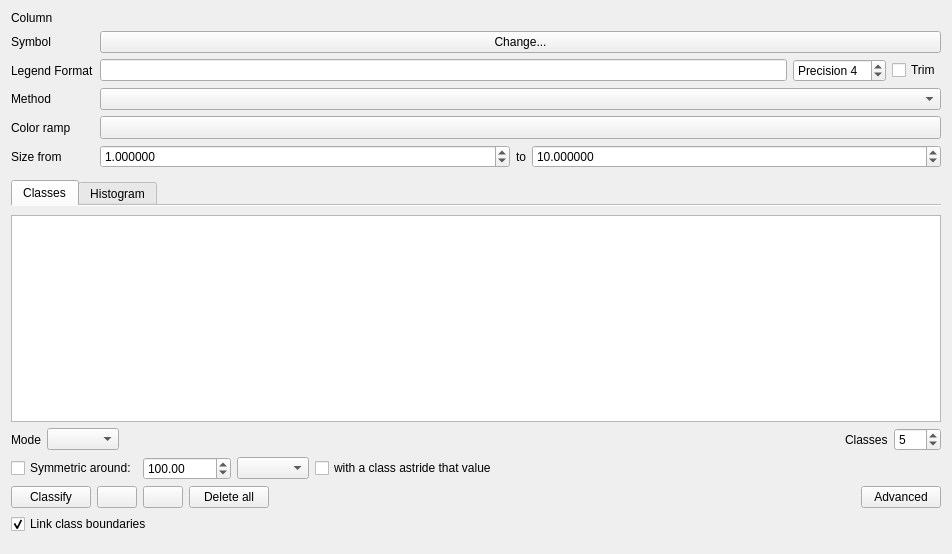
The window that src/ui/qgsgraduatedsymbolrendererv2widget.ui (qgis/QGIS) describes before a commit, drawn with Qt 5.
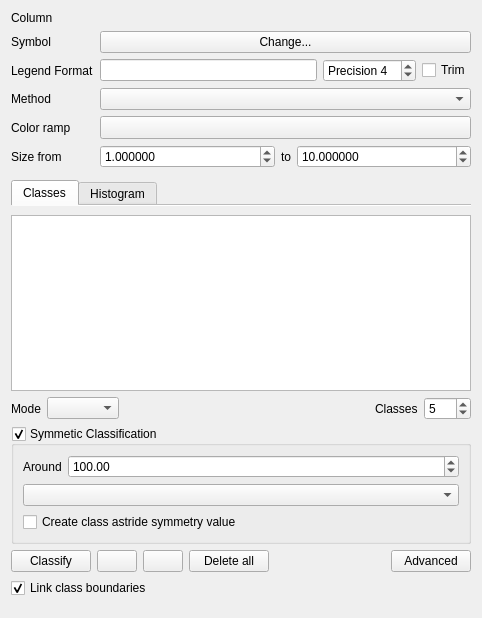
The same window after the commit. Icons and pictures are not drawn. Custom widgets are drawn as their Qt base class.

Commit message:
Move symmetric widgets into a collapsible group box
These are advanced settings which we don't want to show
up front, at risk of hurting UI simplicity

Diff of the .ui file:
```diff
--- a/src/ui/qgsgraduatedsymbolrendererv2widget.ui
+++ b/src/ui/qgsgraduatedsymbolrendererv2widget.ui
@@ -6,8 +6,8 @@
    <rect>
     <x>0</x>
     <y>0</y>
-    <width>952</width>
-    <height>554</height>
+    <width>482</width>
+    <height>618</height>
    </rect>
   </property>
   <layout class="QGridLayout" name="gridLayout">
@@ -369,45 +369,15 @@
         </layout>
        </item>
        <item>
-        <layout class="QHBoxLayout" name="horizontalLayout_2">
-         <property name="sizeConstraint">
-          <enum>QLayout::SetDefaultConstraint</enum>
-         </property>
-         <property name="leftMargin">
-          <number>0</number>
-         </property>
-         <property name="topMargin">
-          <number>0</number>
-         </property>
-         <property name="rightMargin">
-          <number>0</number>
-         </property>
-         <property name="bottomMargin">
-          <number>0</number>
-         </property>
-         <item>
-          <widget class="QCheckBox" name="cbxClassifySymmetric">
-           <property name="enabled">
-            <bool>true</bool>
-           </property>
-           <property name="visible">
-            <bool>true</bool>
-           </property>
-           <property name="text">
-            <string>Symmetric around:</string>
+        <widget class="QgsCollapsibleGroupBoxBasic" name="mGroupBoxSymmetric">
+         <property name="title">
+          <string>Symmetic Classification</string>
            </property>
            <property name="checkable">
             <bool>true</bool>
            </property>
-           <property name="checked">
-            <bool>false</bool>
-           </property>
-           <property name="tristate">
-            <bool>false</bool>
-           </property>
-          </widget>
-         </item>
-         <item>
+         <layout class="QGridLayout" name="gridLayout_2" columnstretch="0,1">
+          <item row="0" column="1">
           <widget class="QgsDoubleSpinBox" name="spinSymmetryPointForOtherMethods">
            <property name="specialValueText">
             <string/>
@@ -426,30 +396,25 @@
            </property>
           </widget>
          </item>
-         <item>
+          <item row="0" column="0">
+           <widget class="QLabel" name="label_2">
+            <property name="text">
+             <string>Around</string>
+            </property>
+           </widget>
+          </item>
+          <item row="1" column="0" colspan="2">
           <widget class="QComboBox" name="cboSymmetryPointForPretty"/>
          </item>
-         <item>
+          <item row="2" column="0" colspan="2">
           <widget class="QCheckBox" name="cbxAstride">
            <property name="text">
-            <string>with a class astride that value</string>
+             <string>Create class astride symmetry value</string>
            </property>
           </widget>
          </item>
-         <item>
-          <spacer name="horizontalSpacer">
-           <property name="orientation">
-            <enum>Qt::Horizontal</enum>
-           </property>
-           <property name="sizeHint" stdset="0">
-            <size>
-             <width>40</width>
-             <height>20</height>
-            </size>
-           </property>
-          </spacer>
-         </item>
-        </layout>
+         </layout>
+        </widget>
        </item>
        <item>
         <layout class="QHBoxLayout" name="horizontalLayout_3">
@@ -547,18 +512,18 @@
    <extends>QDoubleSpinBox</extends>
    <header>qgsdoublespinbox.h</header>
   </customwidget>
-  <customwidget>
-   <class>QgsFieldExpressionWidget</class>
-   <extends>QWidget</extends>
-   <header>qgsfieldexpressionwidget.h</header>
-   <container>1</container>
-  </customwidget>
   <customwidget>
    <class>QgsUnitSelectionWidget</class>
    <extends>QWidget</extends>
    <header>qgsunitselectionwidget.h</header>
    <container>1</container>
   </customwidget>
+  <customwidget>
+   <class>QgsFieldExpressionWidget</class>
+   <extends>QWidget</extends>
+   <header>qgsfieldexpressionwidget.h</header>
+   <container>1</container>
+  </customwidget>
   <customwidget>
    <class>QgsColorRampButton</class>
    <extends>QToolButton</extends>
@@ -571,6 +536,12 @@
    <header>qgsgraduatedhistogramwidget.h</header>
    <container>1</container>
   </customwidget>
+  <customwidget>
+   <class>QgsCollapsibleGroupBoxBasic</class>
+   <extends>QGroupBox</extends>
+   <header>qgscollapsiblegroupbox.h</header>
+   <container>1</container>
+  </customwidget>
  </customwidgets>
  <tabstops>
   <tabstop>mExpressionWidget</tabstop>
```
Lines whose indentation alone changed are shown as unchanged. The commit also changes 1 other file.
